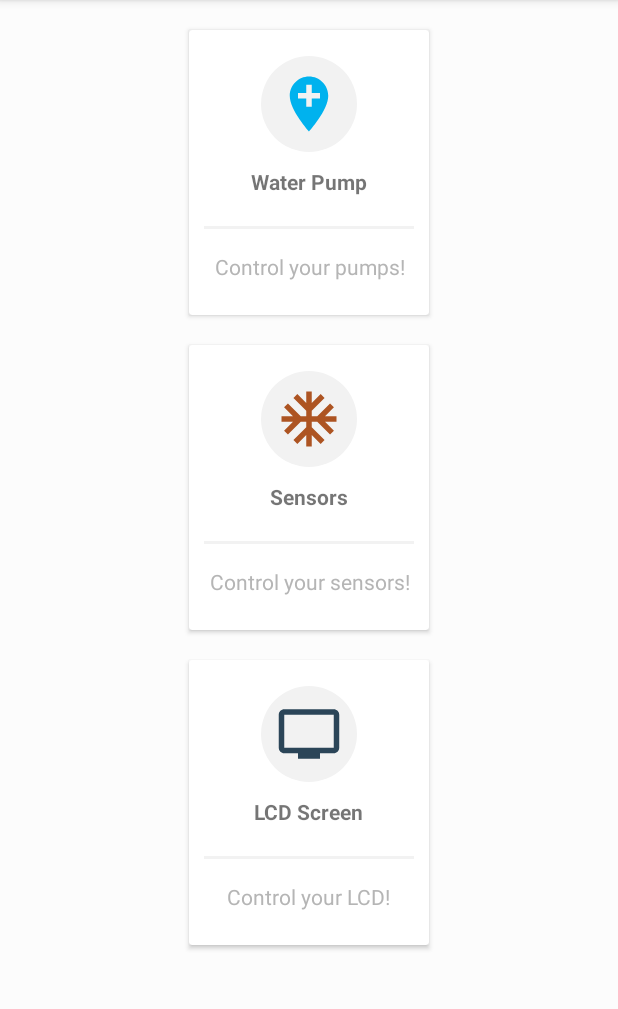
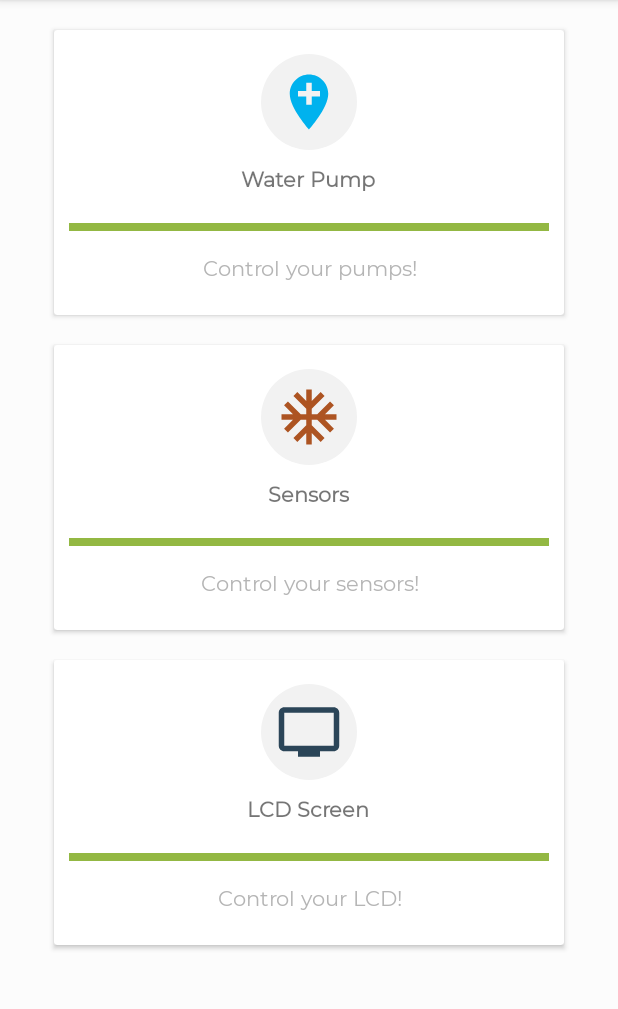
Before and after one commit to CodingPeaches90/smartplant, an Android app: the screen it shows after launch (MainActivity), on a phone screen of 412 x 824 dp, the part 84-1093 px from its top. Run offline under Robolectric (Android 15) with nearby library versions, the phone set to English and light mode, and no system bars; libraries missing offline, so code that uses them is left out: org.aviran.cookiebar2; 1 statement that could not run was skipped.

Commit message:
Setting up framework for fragments..some other shit

```diff
--- a/app/build.gradle
+++ b/app/build.gradle
@@ -22,6 +22,7 @@ dependencies {
     implementation fileTree(dir: 'libs', include: ['*.jar'])
     implementation 'com.android.support:appcompat-v7:28.0.0'
     implementation 'com.android.support.constraint:constraint-layout:1.1.3'
+    implementation 'org.aviran.cookiebar2:cookiebar2:1.1.2'
     implementation 'com.android.support:cardview-v7:28.0.0'
     testImplementation 'junit:junit:4.12'
     androidTestImplementation 'com.android.support.test:runner:1.0.2'
--- a/app/src/main/java/com/x15515673/smartplant/MainActivity.java
+++ b/app/src/main/java/com/x15515673/smartplant/MainActivity.java
@@ -3,6 +3,11 @@ package com.x15515673.smartplant;
 import android.support.v7.app.ActionBar;
 import android.support.v7.app.AppCompatActivity;
 import android.os.Bundle;
+import android.support.v7.widget.CardView;
+import android.view.View;
+import android.widget.Toast;
+
+import org.aviran.cookiebar2.CookieBar;
 
 
 /**
@@ -10,8 +15,15 @@ import android.os.Bundle;
  */
 public class MainActivity extends AppCompatActivity {
 
+    // Setting our variables up
+    CardView pump_card;
+    CardView sensors_card;
+    CardView lcd_card;
+
+
     @Override
-    protected void onCreate(Bundle savedInstanceState) {
+    protected void onCreate(Bundle savedInstanceState)
+    {
         super.onCreate(savedInstanceState);
         setContentView(R.layout.activity_main);
 
@@ -21,5 +33,47 @@ public class MainActivity extends AppCompatActivity {
                 (actionbar.DISPLAY_SHOW_CUSTOM);
         getSupportActionBar().setCustomView(R.layout.action_bar_custom);
 
+        // On Create show a welcome message
+        CookieBar.build(MainActivity.this)
+                .setTitle("Welcome Back")
+                .setAnimationIn(android.R.anim.slide_in_left, android.R.anim.slide_in_left)
+                .setAnimationOut(android.R.anim.slide_out_right, android.R.anim.slide_out_right)
+                .show();
+
+        // Set our resources for the cards
+        pump_card = findViewById(R.id.water_pump_card);
+        sensors_card = findViewById(R.id.sensors_card);
+        lcd_card = findViewById(R.id.lcd_card);
+
+        // Attaching listeners to all our cards
+        pump_card.setOnClickListener(new View.OnClickListener()
+        {
+            @Override
+            public void onClick(View v)
+            {
+                // do whatever you want to do on click (to launch any fragment or activity you need to put intent here.)
+                Toast.makeText(getApplicationContext(), "Pump", Toast.LENGTH_LONG).show();
+
+            }
+        });
+
+        sensors_card.setOnClickListener(new View.OnClickListener()
+        {
+            @Override
+            public void onClick(View v)
+            {
+                Toast.makeText(getApplicationContext(), "Sensors", Toast.LENGTH_SHORT).show();
+            }
+        });
+
+        lcd_card.setOnClickListener(new View.OnClickListener()
+        {
+            @Override
+            public void onClick(View v)
+            {
+                Toast.makeText(getApplicationContext(), "LCD", Toast.LENGTH_SHORT).show();
+            }
+        });
+
     }
 }
--- a/app/src/main/res/layout/activity_main.xml
+++ b/app/src/main/res/layout/activity_main.xml
@@ -7,18 +7,26 @@
     tools:context=".MainActivity"
     android:orientation="vertical"
     android:padding="10dp"
-    android:background="@color/backgroundColor">
+    android:background="@color/backgroundColor"
+    >
 
     <LinearLayout
         android:orientation="horizontal"
         android:layout_width="match_parent"
         android:layout_height="wrap_content"
         android:gravity="center"
-        android:clipToPadding="false">
+        android:clipToPadding="false"
+        >
         <android.support.v7.widget.CardView
-            android:layout_width="160dp"
+            android:id="@+id/water_pump_card"
+            android:elevation="20dp"
+            android:layout_width="340dp"
             android:layout_height="190dp"
-            android:layout_margin="10dp">
+            android:layout_margin="10dp"
+            android:foreground="?android:selectableItemBackground"
+            android:clickable="true"
+            android:focusable="true"
+            >
 
             <LinearLayout
                 android:layout_width="match_parent"
@@ -36,16 +44,18 @@
                     android:layout_height="wrap_content"
                     android:textStyle="bold"
                     android:layout_margin="10dp"
+                    android:fontFamily="@font/montserrat_regular"
                     android:text="Water Pump"/>
                 <View
                     android:layout_width="match_parent"
-                    android:layout_height="2dp"
-                    android:background="@color/offwhite"
+                    android:layout_height="5dp"
+                    android:background="@color/colorPrimary"
                     android:layout_margin="10dp"/>
                 <TextView
                     android:layout_width="wrap_content"
                     android:layout_height="wrap_content"
                     android:gravity="center"
+                    android:fontFamily="@font/montserrat_regular"
                     android:text="Control your pumps!"
                     android:padding="5dp"
                     android:textColor="@color/gray"/>
@@ -61,11 +71,16 @@
         android:layout_width="match_parent"
         android:layout_height="wrap_content"
         android:gravity="center"
-        android:clipToPadding="false">
+        android:clipToPadding="false"
+        >
         <android.support.v7.widget.CardView
-            android:layout_width="160dp"
+            android:id="@+id/sensors_card"
+            android:layout_width="340dp"
             android:layout_height="190dp"
-            android:layout_margin="10dp">
+            android:layout_margin="10dp"
+            android:foreground="?android:selectableItemBackground"
+            android:clickable="true"
+            android:focusable="true">
 
             <LinearLayout
                 android:layout_width="match_parent"
@@ -82,17 +97,19 @@
                     android:layout_width="wrap_content"
                     android:layout_height="wrap_content"
                     android:textStyle="bold"
+                    android:fontFamily="@font/montserrat_regular"
                     android:layout_margin="10dp"
                     android:text="Sensors"/>
                 <View
                     android:layout_width="match_parent"
-                    android:layout_height="2dp"
-                    android:background="@color/offwhite"
+                    android:layout_height="5dp"
+                    android:background="@color/colorPrimary"
                     android:layout_margin="10dp"/>
                 <TextView
                     android:layout_width="wrap_content"
                     android:layout_height="wrap_content"
                     android:gravity="center"
+                    android:fontFamily="@font/montserrat_regular"
                     android:text="Control your sensors!"
                     android:padding="5dp"
                     android:textColor="@color/gray"/>
@@ -107,11 +124,16 @@
         android:layout_width="match_parent"
         android:layout_height="wrap_content"
         android:gravity="center"
-        android:clipToPadding="false">
+        android:clipToPadding="false"
+        >
         <android.support.v7.widget.CardView
-            android:layout_width="160dp"
+            android:id="@+id/lcd_card"
+            android:layout_width="340dp"
             android:layout_height="190dp"
-            android:layout_margin="10dp">
+            android:layout_margin="10dp"
+            android:foreground="?android:selectableItemBackground"
+            android:clickable="true"
+            android:focusable="true">
 
             <LinearLayout
                 android:layout_width="match_parent"
@@ -128,17 +150,19 @@
                     android:layout_width="wrap_content"
                     android:layout_height="wrap_content"
                     android:textStyle="bold"
+                    android:fontFamily="@font/montserrat_regular"
                     android:layout_margin="10dp"
                     android:text="LCD Screen"/>
                 <View
                     android:layout_width="match_parent"
-                    android:layout_height="2dp"
-                    android:background="@color/offwhite"
+                    android:layout_height="5dp"
+                    android:background="@color/colorPrimary"
                     android:layout_margin="10dp"/>
                 <TextView
                     android:layout_width="wrap_content"
                     android:layout_height="wrap_content"
                     android:gravity="center"
+                    android:fontFamily="@font/montserrat_regular"
                     android:text="Control your LCD!"
                     android:padding="5dp"
                     android:textColor="@color/gray"/>
--- /dev/null
+++ b/app/src/main/res/layout/lcd_fragment.xml
@@ -0,0 +1,6 @@
+<?xml version="1.0" encoding="utf-8"?>
+<android.support.constraint.ConstraintLayout
+    xmlns:android="http://schemas.android.com/apk/res/android" android:layout_width="match_parent"
+    android:layout_height="match_parent">
+
+</android.support.constraint.ConstraintLayout>
--- /dev/null
+++ b/app/src/main/res/layout/sensors_fragment.xml
@@ -0,0 +1,6 @@
+<?xml version="1.0" encoding="utf-8"?>
+<android.support.constraint.ConstraintLayout
+    xmlns:android="http://schemas.android.com/apk/res/android" android:layout_width="match_parent"
+    android:layout_height="match_parent">
+
+</android.support.constraint.ConstraintLayout>
--- /dev/null
+++ b/app/src/main/res/layout/water_pump_fragment.xml
@@ -0,0 +1,6 @@
+<?xml version="1.0" encoding="utf-8"?>
+<android.support.constraint.ConstraintLayout
+    xmlns:android="http://schemas.android.com/apk/res/android" android:layout_width="match_parent"
+    android:layout_height="match_parent">
+
+</android.support.constraint.ConstraintLayout>
--- a/app/src/main/res/values/styles.xml
+++ b/app/src/main/res/values/styles.xml
@@ -6,6 +6,11 @@
         <item name="colorPrimary">@color/colorPrimary</item>
         <item name="colorPrimaryDark">@color/colorPrimaryDark</item>
         <item name="colorAccent">@color/colorAccent</item>
+
+        <item name="cookieTitleColor">@color/colorPrimary</item>
+        <item name="cookieMessageColor">@color/default_message_color</item>
+        <item name="cookieActionColor">@color/default_action_color</item>
+        <item name="cookieBackgroundColor">@color/default_title_color</item>
     </style>
 
 </resources>
```
